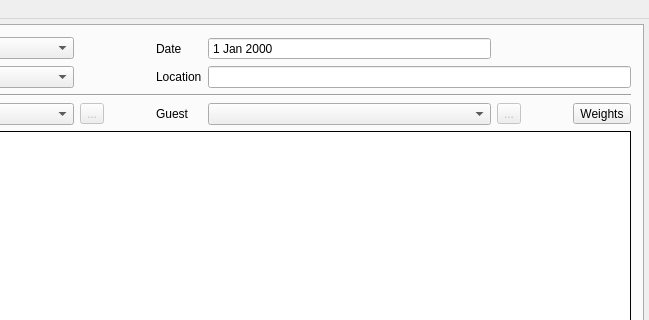
Qt form TeamTournament/MainWindow.ui (fmuecke/Ipponboard) before a commit; both pictures show x 289 to 938 and y 0 to 320 of the 938 by 662 pixel window.
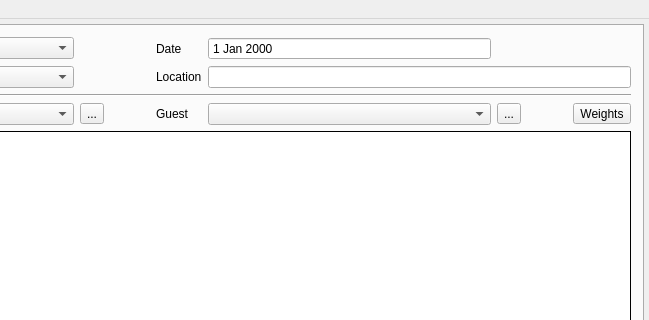
The same form after that commit. Icons and pictures are not drawn. Custom widgets are drawn as their Qt base class.

Commit message: re-enabled fighter import

What changed in the file:
```diff
--- a/TeamTournament/MainWindow.ui
+++ b/TeamTournament/MainWindow.ui
@@ -259,7 +259,7 @@
           <item row="3" column="2">
            <widget class="QToolButton" name="toolButton_team_home">
             <property name="enabled">
-             <bool>false</bool>
+             <bool>true</bool>
             </property>
             <property name="toolTip">
              <string>Edit home team</string>
@@ -289,7 +289,7 @@
           <item row="3" column="6">
            <widget class="QToolButton" name="toolButton_team_guest">
             <property name="enabled">
-             <bool>false</bool>
+             <bool>true</bool>
             </property>
             <property name="toolTip">
              <string>Edit guest team</string>
```
Left out of the diff: 2 changed lines with no effect on the pictures. The commit also changes 1 other file.
